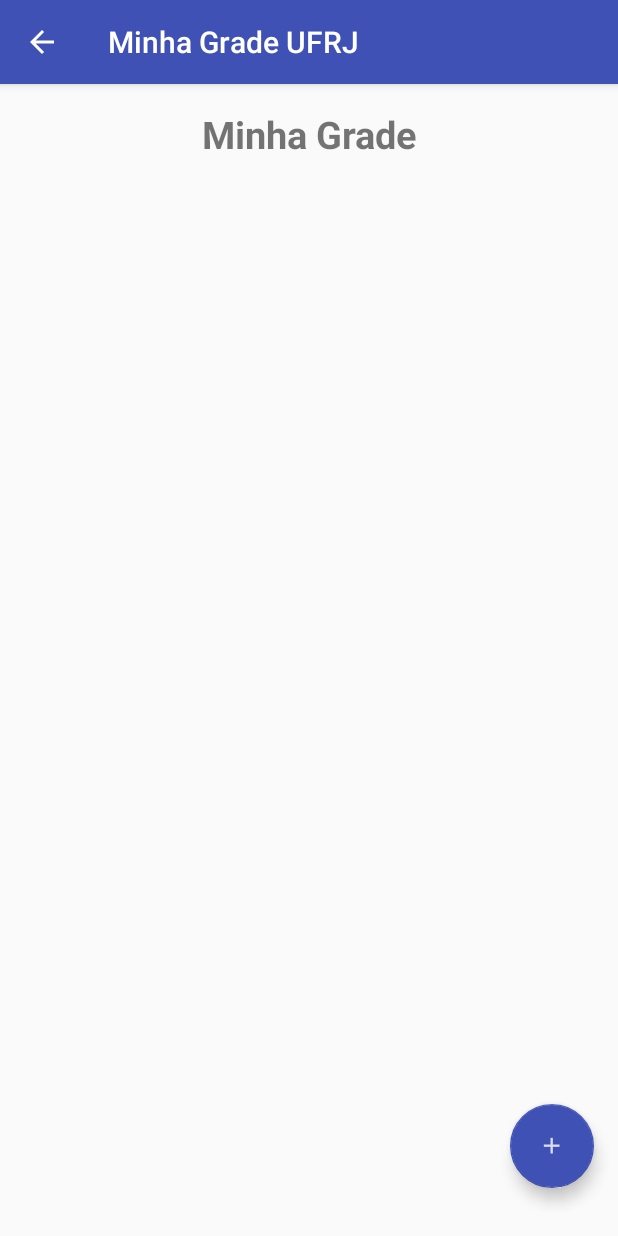
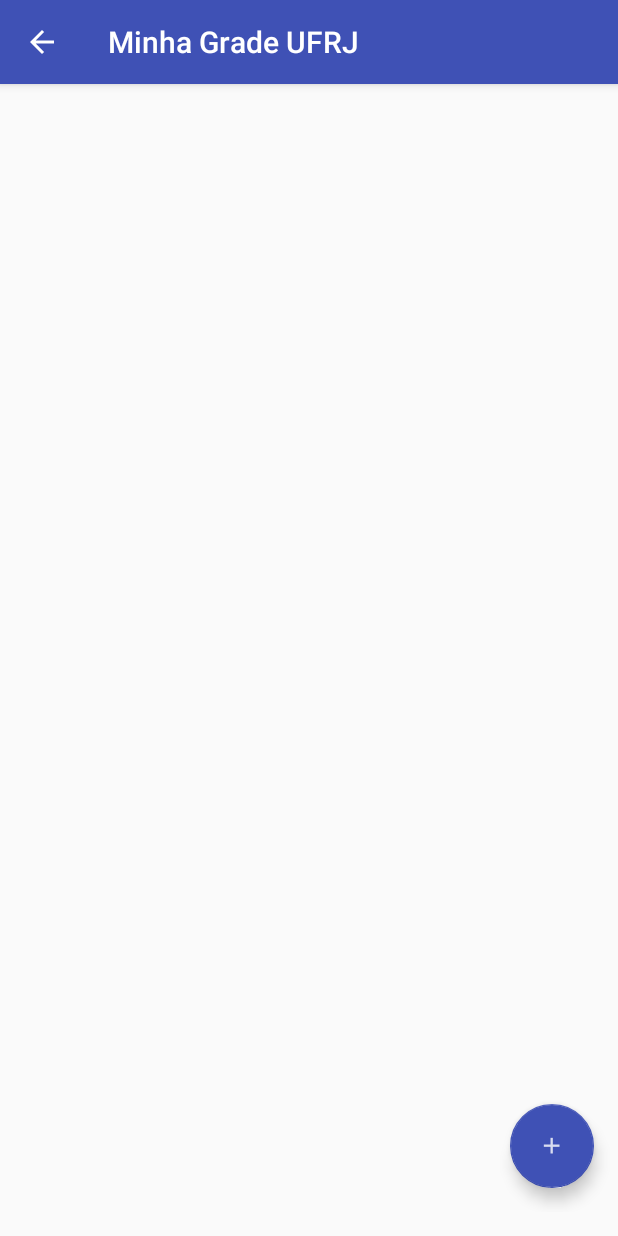
Before and after one commit to murilomrl/minhagrade, an Android app: the GradeActivity screen opened directly, with no data from a screen before it, on a phone screen of 412 x 824 dp. Run offline under Robolectric (Android 15) with nearby library versions, the phone set to English and light mode, and no system bars.

Commit message:
Removido header redundante 'Minha Grade' na Grade activity

```diff
--- a/app/src/main/res/layout/activity_grade.xml
+++ b/app/src/main/res/layout/activity_grade.xml
@@ -15,17 +15,6 @@
         android:layout_height="match_parent"
         android:orientation="vertical"
         android:id="@+id/linear_grade">
-
-        <TextView
-            android:id="@+id/grade"
-            android:layout_width="wrap_content"
-            android:layout_height="wrap_content"
-            android:layout_gravity="center_horizontal"
-            android:textSize="@dimen/title"
-            android:paddingBottom="10dp"
-            android:textStyle="bold"
-            android:text="@string/minha_grade"
-            android:textAlignment="center"/>
 
         <ListView
             android:id="@+id/gradeSem"
```
